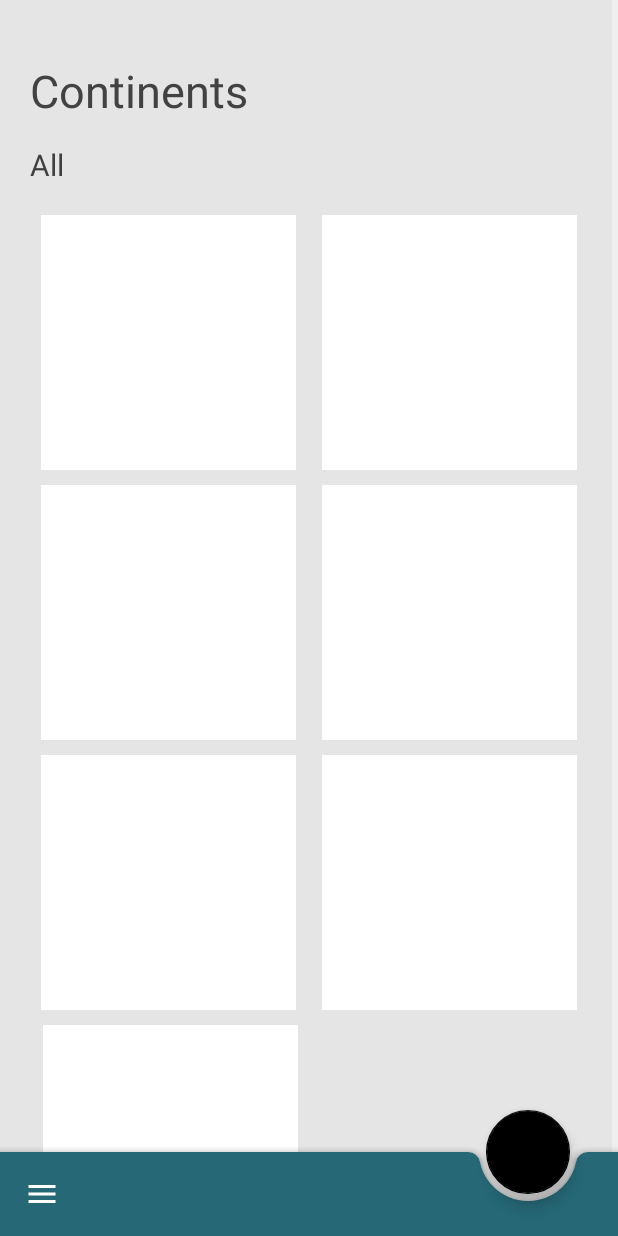
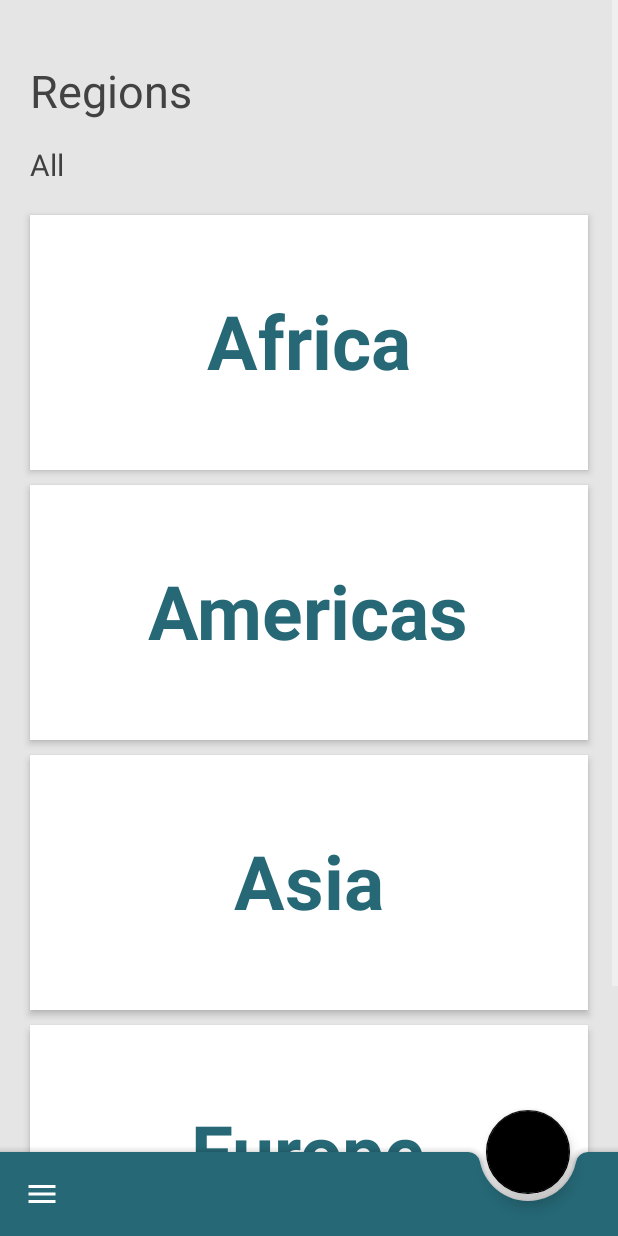
Before and after one commit to Ukejee/CountryPedia, an Android app: the layout fragment_region.xml on its own in the app's theme, with its tools: preview values and no code run, on a phone screen of 412 x 824 dp. Run offline under Robolectric (Android 15) with nearby library versions, the phone set to English and light mode, and no system bars.

Commit message:
half way into the region feature and part of the drawer navigation

```diff
--- a/app/src/main/java/com/example/ukeje/countrypedia/web/CountryPediaApiService.java
+++ b/app/src/main/java/com/example/ukeje/countrypedia/web/CountryPediaApiService.java
@@ -13,8 +13,7 @@ public interface CountryPediaApiService {
     @GET("name/{name}")
     Call<List<CountryResponse>> getCountryDetails(@Path("name") String countryName);
 
-    //fake call please delete and refactor code before next push
-    @GET("name/{continent}")
-    Call<List<CountryResponse>> getCountryList(@Path("continent") String continentName);
+    @GET("region/{region}")
+    Call<List<CountryResponse>> getCountryList(@Path("region") String regionName);
 
 }
--- a/app/src/main/res/layout/fragment_continent.xml
+++ b/app/src/main/res/layout/fragment_region.xml
@@ -11,7 +11,7 @@
         android:layout_width="match_parent"
         android:layout_height="match_parent"
         android:background="#E5E5E5"
-        tools:context=".fragments.ContinentFragment">
+        tools:context=".fragments.RegionFragment">
 
         <ScrollView
             android:layout_width="match_parent"
@@ -28,7 +28,7 @@
                     android:layout_height="wrap_content"
                     android:layout_marginStart="20dp"
                     android:layout_marginTop="40dp"
-                    android:text="Continents"
+                    android:text="Regions"
                     android:textColor="#424242"
                     android:textSize="30sp"
                     app:layout_constraintStart_toStartOf="parent"
@@ -48,94 +48,135 @@
 
                 <LinearLayout
                     android:id="@+id/continent_one"
-                    android:layout_width="170dp"
+                    android:layout_width="0dp"
                     android:layout_height="170dp"
                     android:layout_marginStart="20dp"
                     android:layout_marginTop="20dp"
-                    android:layout_marginEnd="5dp"
+                    android:layout_marginEnd="20dp"
                     android:background="@color/white"
+                    android:clickable="true"
+                    android:elevation="3dp"
                     android:orientation="vertical"
-                    app:layout_constraintEnd_toStartOf="@+id/continent_two"
+                    app:layout_constraintEnd_toEndOf="parent"
                     app:layout_constraintStart_toStartOf="parent"
-                    app:layout_constraintTop_toBottomOf="@+id/textView2"></LinearLayout>
+                    app:layout_constraintTop_toBottomOf="@+id/textView2">
+
+                    <TextView
+                        android:id="@+id/africa_title"
+                        android:layout_width="wrap_content"
+                        android:layout_height="wrap_content"
+                        android:layout_marginTop="50dp"
+                        android:text="Africa"
+                        android:textSize="50sp"
+                        android:textStyle="bold"
+                        android:textColor="@color/info_colors"
+                        android:layout_gravity="center_horizontal"/>
+                </LinearLayout>
 
                 <LinearLayout
                     android:id="@+id/continent_two"
-                    android:layout_width="170dp"
+                    android:layout_width="0dp"
                     android:layout_height="170dp"
-                    android:layout_marginStart="5dp"
-                    android:layout_marginTop="20dp"
+                    android:layout_marginStart="20dp"
+                    android:layout_marginTop="10dp"
                     android:layout_marginEnd="20dp"
                     android:background="#FFFFFF"
+                    android:elevation="3dp"
                     android:orientation="vertical"
                     app:layout_constraintEnd_toEndOf="parent"
-                    app:layout_constraintStart_toEndOf="@+id/continent_one"
-                    app:layout_constraintTop_toBottomOf="@+id/textView2"></LinearLayout>
+                    app:layout_constraintStart_toStartOf="parent"
+                    app:layout_constraintTop_toBottomOf="@+id/continent_one">
+
+                    <TextView
+                        android:id="@+id/americas_title"
+                        android:layout_width="wrap_content"
+                        android:layout_height="wrap_content"
+                        android:text="Americas"
+                        android:layout_marginTop="50dp"
+                        android:textSize="50sp"
+                        android:textStyle="bold"
+                        android:textColor="@color/info_colors"
+                        android:layout_gravity="center_horizontal"/>
+                </LinearLayout>
 
                 <LinearLayout
                     android:id="@+id/continent_three"
-                    android:layout_width="170dp"
+                    android:layout_width="0dp"
                     android:layout_height="170dp"
                     android:layout_marginStart="20dp"
                     android:layout_marginTop="10dp"
-                    android:layout_marginEnd="5dp"
+                    android:layout_marginEnd="20dp"
                     android:background="#FFFFFF"
+                    android:elevation="3dp"
                     android:orientation="vertical"
-                    app:layout_constraintEnd_toStartOf="@+id/continent_four"
+                    app:layout_constraintEnd_toEndOf="parent"
                     app:layout_constraintStart_toStartOf="parent"
-                    app:layout_constraintTop_toBottomOf="@+id/continent_one"></LinearLayout>
+                    app:layout_constraintTop_toBottomOf="@+id/continent_two">
+
+                    <TextView
+                        android:id="@+id/asia_title"
+                        android:layout_width="wrap_content"
+                        android:layout_height="wrap_content"
+                        android:text="Asia"
+                        android:layout_marginTop="50dp"
+                        android:textSize="50sp"
+                        android:textStyle="bold"
+                        android:textColor="@color/info_colors"
+                        android:layout_gravity="center_horizontal"/>
+                </LinearLayout>
 
                 <LinearLayout
                     android:id="@+id/continent_four"
-                    android:layout_width="170dp"
+                    android:layout_width="0dp"
                     android:layout_height="170dp"
-                    android:layout_marginStart="5dp"
+                    android:layout_marginStart="20dp"
                     android:layout_marginTop="10dp"
                     android:layout_marginEnd="20dp"
-                    android:background="@color/white"
+                    android:background="#FFFFFF"
+                    android:elevation="3dp"
                     android:orientation="vertical"
                     app:layout_constraintEnd_toEndOf="parent"
-                    app:layout_constraintStart_toEndOf="@+id/continent_three"
-                    app:layout_constraintTop_toBottomOf="@+id/continent_two" />
+                    app:layout_constraintStart_toStartOf="parent"
+                    app:layout_constraintTop_toBottomOf="@+id/continent_three">
+
+                    <TextView
+                        android:id="@+id/europe_title"
+                        android:layout_width="wrap_content"
+                        android:layout_height="wrap_content"
+                        android:text="Europe"
+                        android:layout_marginTop="50dp"
+                        android:textSize="50sp"
+                        android:textStyle="bold"
+                        android:textColor="@color/info_colors"
+                        android:layout_gravity="center_horizontal"/>
+                </LinearLayout>
 
                 <LinearLayout
                     android:id="@+id/continent_five"
-                    android:layout_width="170dp"
+                    android:layout_width="0dp"
                     android:layout_height="170dp"
                     android:layout_marginStart="20dp"
                     android:layout_marginTop="10dp"
-                    android:layout_marginEnd="5dp"
-                    android:background="@color/white"
-                    android:orientation="vertical"
-                    app:layout_constraintEnd_toStartOf="@+id/continent_six"
-                    app:layout_constraintStart_toStartOf="parent"
-                    app:layout_constraintTop_toBottomOf="@+id/continent_three"></LinearLayout>
-
-                <LinearLayout
-                    android:id="@+id/continent_six"
-                    android:layout_width="170dp"
-                    android:layout_height="170dp"
-                    android:layout_marginStart="5dp"
-                    android:layout_marginTop="10dp"
                     android:layout_marginEnd="20dp"
-                    android:background="@color/white"
+                    android:background="#FFFFFF"
+                    android:elevation="3dp"
                     android:orientation="vertical"
                     app:layout_constraintEnd_toEndOf="parent"
-                    app:layout_constraintStart_toEndOf="@+id/continent_five"
-                    app:layout_constraintTop_toBottomOf="@+id/continent_four"></LinearLayout>
+                    app:layout_constraintStart_toStartOf="parent"
+                    app:layout_constraintTop_toBottomOf="@+id/continent_four">
 
-                <LinearLayout
-                    android:id="@+id/continent_seven"
-                    android:layout_width="170dp"
-                    android:layout_height="170dp"
-                    android:layout_marginStart="20dp"
-                    android:layout_marginTop="10dp"
-                    android:layout_marginEnd="8dp"
-                    android:background="@color/white"
-                    android:orientation="vertical"
-                    app:layout_constraintEnd_toStartOf="@+id/continent_six"
-                    app:layout_constraintStart_toStartOf="parent"
-                    app:layout_constraintTop_toBottomOf="@+id/continent_five"></LinearLayout>
+                    <TextView
+                        android:id="@+id/oceania_title"
+                        android:layout_width="wrap_content"
+                        android:layout_height="wrap_content"
+                        android:text="Oceania"
+                        android:layout_marginTop="50dp"
+                        android:textSize="50sp"
+                        android:textStyle="bold"
+                        android:textColor="@color/info_colors"
+                        android:layout_gravity="center_horizontal"/>
+                </LinearLayout>
+
 
             </androidx.constraintlayout.widget.ConstraintLayout>
 
```
Also changed, not shown: app/build.gradle (+7 -1 lines), app/src/main/java/com/example/ukeje/countrypedia/CountryRepository.java (+4 -3 lines), app/src/main/java/com/example/ukeje/countrypedia/MainActivity.java (+14 -5 lines), app/src/main/java/com/example/ukeje/countrypedia/SharedFragmentViewModel.java (+22 -0 lines), app/src/main/java/com/example/ukeje/countrypedia/fragments/ContinentFragment.java (deleted, +0 -110 lines), app/src/main/java/com/example/ukeje/countrypedia/fragments/RegionFragment.java (added, +140 -0 lines), app/src/main/java/com/example/ukeje/countrypedia/fragments/SearchFragment.java (+35 -17 lines), app/src/main/res/menu/bottomappbar_menu.xml (+9 -0 lines).
